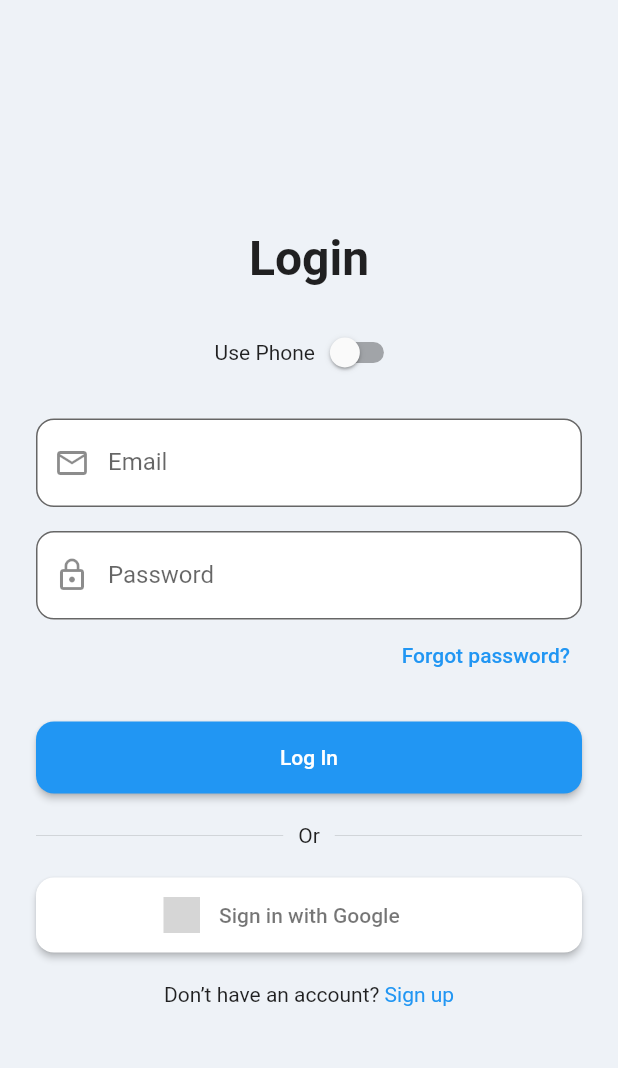
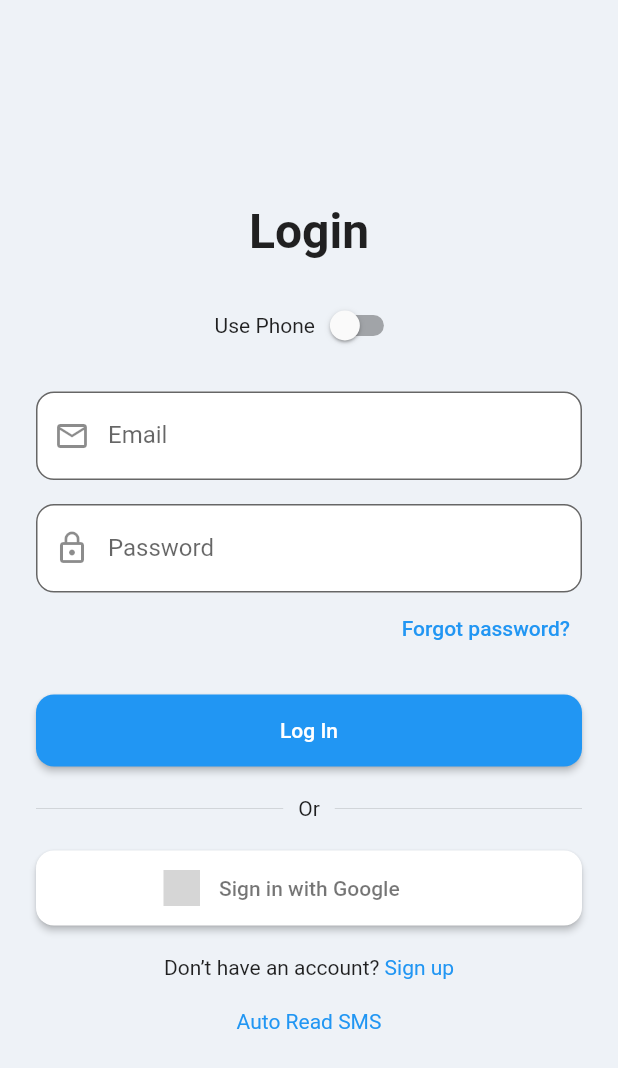
Before and after one commit to nazrul78/Firebase-Auth-Demo, a Flutter app: the screen it shows after launch, on a phone screen of 412 x 824 dp. Shown: the top 1068 px of the screen. Run offline on Flutter 3.47's test engine with Material 3 defaults, Android fonts, the phone set to English and light mode, and no system bars; our stand-ins replace cloud_firestore, firebase_auth, firebase_core, flutter_signin_button, google_sign_in; missing offline and left inert: another_telephony; accounts and stored records are empty; grey boxes are pictures that could not be loaded.

Commit message:
Added OTP auto read feature.

```diff
--- a/lib/login_screen.dart
+++ b/lib/login_screen.dart
@@ -307,6 +307,20 @@ class _LoginScreenState extends State<LoginScreen> {
                     ),
                   ],
                 ),
+                const SizedBox(height: 20),
+                Row(
+                  mainAxisAlignment: MainAxisAlignment.center,
+                  children: [
+                    // const Text("Don’t have an account? "),
+                    GestureDetector(
+                      onTap: () => Navigator.pushNamed(context, '/autoReadSMS'),
+                      child: const Text(
+                        "Auto Read SMS",
+                        style: TextStyle(color: Colors.blue),
+                      ),
+                    ),
+                  ],
+                ),
               ],
             ),
           ),
--- a/lib/main.dart
+++ b/lib/main.dart
@@ -2,6 +2,7 @@ import 'package:firebase_auth_demo/forgot_password_screen.dart';
 import 'package:firebase_auth_demo/home_screen.dart';
 import 'package:firebase_auth_demo/login_screen.dart';
 import 'package:firebase_auth_demo/otp_screen.dart';
+import 'package:firebase_auth_demo/read_sms_screen.dart';
 import 'package:firebase_auth_demo/signup_screen.dart';
 import 'package:firebase_auth_demo/wrapper_screen.dart';
 import 'package:firebase_core/firebase_core.dart';
@@ -30,6 +31,7 @@ class MyApp extends StatelessWidget {
         '/signup': (_) => const SignUpScreen(),
         '/forgot': (_) => const ForgotPasswordScreen(),
         '/otp': (_) => const OtpScreen(),
+        '/autoReadSMS': (_) => const ReadSmsScreen(),
       },
     );
   }
--- a/pubspec.yaml
+++ b/pubspec.yaml
@@ -41,6 +41,7 @@ dependencies:
   google_sign_in: ^6.3.0
   intl_phone_field: ^3.2.0
   cloud_firestore: ^5.6.8
+  another_telephony: ^0.4.1
 
 dev_dependencies:
   flutter_test:
```
Also changed, not shown: lib/read_sms_screen.dart (added, +77 -0 lines), pubspec.lock, 2 other files.
